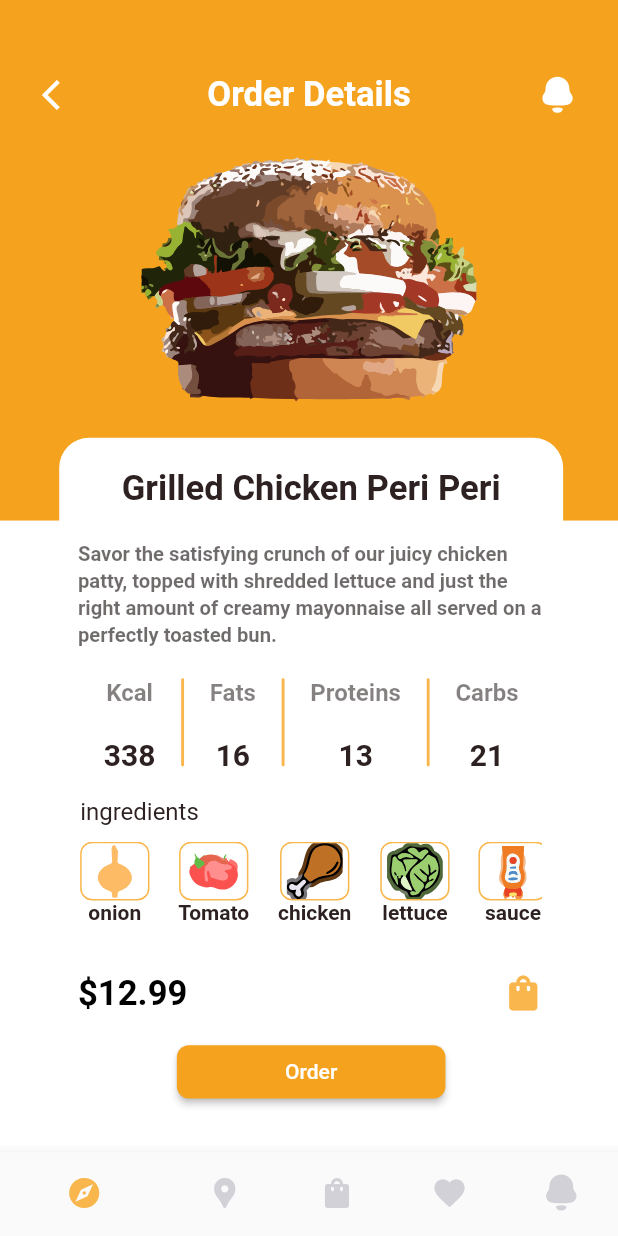
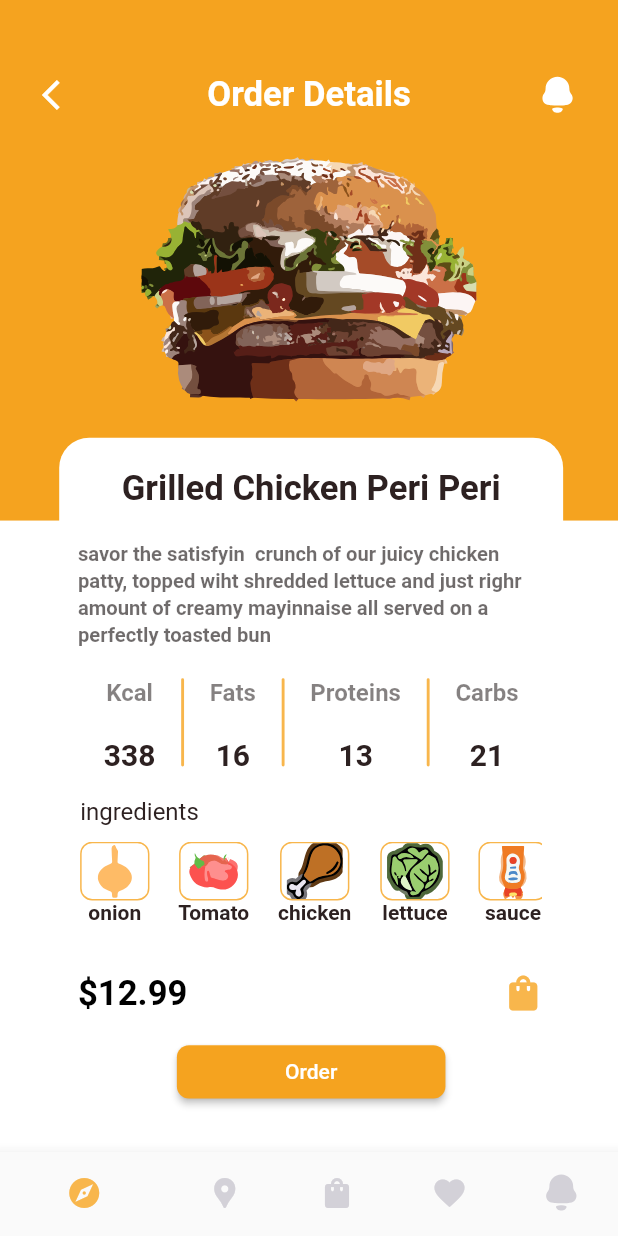
Before and after one commit to Gaith-Kozali/foodies, a Flutter app: the HomeScreen screen opened by its route, on a phone screen of 412 x 824 dp. Run offline on Flutter 3.47's test engine with Material 2 defaults, Android fonts, the phone set to English and light mode, and no system bars; our stand-ins replace bloc, flutter_bloc, flutter_screenutil, flutter_svg.

Commit message:
last last upload

```diff
--- a/lib/features/feature_home/entities/food.dart
+++ b/lib/features/feature_home/entities/food.dart
@@ -12,7 +12,7 @@ class Food {
   String picture;
   String name;
   String description;
-  CaloriesInfo caloriesInfo;
-  Containment containment;
+  List <CaloriesInfo> caloriesInfo;
+ List<Containment> containment;
   String price;
 }
--- a/lib/features/feature_home/presentation/screens/home_screen.dart
+++ b/lib/features/feature_home/presentation/screens/home_screen.dart
@@ -5,8 +5,8 @@ import 'cart_screen.dart';
 import 'order_details_screen.dart';
 
 class HomeScreen extends StatefulWidget {
-   HomeScreen({Key? key}) : super(key: key);
- static const String route = "HomeScreen";
+  HomeScreen({Key? key}) : super(key: key);
+  static const String route = "HomeScreen";
 
   @override
   State<HomeScreen> createState() => _HomeScreenState();
@@ -16,8 +16,8 @@ class _HomeScreenState extends State<HomeScreen> {
   int currentPage = 0;
   List<Widget> bodies = const [
     OrderDetailsScreen(),
+    OrderDetailsScreen(),
     CartScreen(),
-    OrderDetailsScreen(),
     CartScreen(),
     CartScreen()
   ];
--- a/lib/features/feature_home/presentation/screens/order_details_screen.dart
+++ b/lib/features/feature_home/presentation/screens/order_details_screen.dart
@@ -1,6 +1,7 @@
 import 'package:flutter/material.dart';
-import 'package:flutter_svg/flutter_svg.dart';
-import 'package:foodies/core/external_colors.dart';
+import 'package:foodies/features/feature_home/entities/calories_info.dart';
+import 'package:foodies/features/feature_home/entities/food.dart';
+import '../../entities/containment.dart';
 import '../widgets/order/order_appbar.dart';
 import '../widgets/order/order_body.dart';
 
@@ -9,6 +10,28 @@ class OrderDetailsScreen extends StatelessWidget {
 
   @override
   Widget build(BuildContext context) {
+    Food food = Food(
+        picture: "asset/images/humberger.svg",
+        name: "Grilled Chicken Peri Peri",
+        description:
+            "savor the satisfyin  crunch of our juicy chicken patty, topped wiht shredded lettuce and just righr amount of creamy "
+            "mayinnaise all served on a perfectly toasted bun ",
+        caloriesInfo: [
+          CaloriesInfo(title: "Kcal", calories: "338"),
+          CaloriesInfo(title: "Fats", calories: "16"),
+          CaloriesInfo(title: "Proteins", calories: "13"),
+          CaloriesInfo(title: "Carbs", calories: "21")
+        ],
+        containment: [
+          Containment(name: "onion", picture: "asset/containment/onion.svg"),
+          Containment(name: "Tomato", picture: "asset/containment/tomato.svg"),
+          Containment(
+              name: "chicken", picture: "asset/containment/chicken.svg"),
+          Containment(
+              name: "lettuce", picture: "asset/containment/lettuce.svg"),
+          Containment(name: "sauce", picture: "asset/containment/sauce.svg")
+        ],
+        price: '\$12.99');
     return Scaffold(
       body: Stack(
         children: [
@@ -17,8 +40,10 @@ class OrderDetailsScreen extends StatelessWidget {
             height: double.infinity,
             width: double.infinity,
           ),
-          const OrderAppBar(),
-          const OrderBody()
+          OrderAppBar(
+            picture: food.picture,
+          ),
+          OrderBody(food: food)
         ],
       ),
     );
--- a/lib/features/feature_home/presentation/widgets/order/details_widget.dart
+++ b/lib/features/feature_home/presentation/widgets/order/details_widget.dart
@@ -5,19 +5,17 @@ import '../../../../../core/external_colors.dart';
 import '../../../entities/calories_info.dart';
 
 class DetailsWidget extends StatelessWidget {
-  const DetailsWidget({Key? key}) : super(key: key);
-
+  DetailsWidget({Key? key, required this.caloriesInfo}) : super(key: key);
+  List<CaloriesInfo> caloriesInfo;
   @override
   Widget build(BuildContext context) {
-    return  SizedBox(
+    return SizedBox(
       height: 66.h,
       width: 323.w,
       child: Row(
         mainAxisAlignment: MainAxisAlignment.spaceEvenly,
         children: [
-          CaloriesInfoWidget(
-              information:
-              CaloriesInfo(title: "Kcal", calories: "338")),
+          CaloriesInfoWidget(information: caloriesInfo.elementAt(0)),
           Container(
             width: 2.w,
             height: 66.h,
@@ -27,9 +25,7 @@ class DetailsWidget extends StatelessWidget {
                   borderRadius: BorderRadius.circular(8)),
             ),
           ),
-          CaloriesInfoWidget(
-              information:
-              CaloriesInfo(title: "Fats", calories: "16")),
+          CaloriesInfoWidget(information: caloriesInfo.elementAt(1)),
           Container(
             width: 2.w,
             height: 66.h,
@@ -39,9 +35,7 @@ class DetailsWidget extends StatelessWidget {
                   borderRadius: BorderRadius.circular(8)),
             ),
           ),
-          CaloriesInfoWidget(
-              information:
-              CaloriesInfo(title: "Proteins", calories: "13")),
+          CaloriesInfoWidget(information: caloriesInfo.elementAt(2)),
           Container(
             width: 2.w,
             height: 66.h,
@@ -51,9 +45,7 @@ class DetailsWidget extends StatelessWidget {
                   borderRadius: BorderRadius.circular(8)),
             ),
           ),
-          CaloriesInfoWidget(
-              information:
-              CaloriesInfo(title: "Carbs", calories: "21")),
+          CaloriesInfoWidget(information: caloriesInfo.elementAt(3)),
         ],
       ),
     );
--- a/lib/features/feature_home/presentation/widgets/order/order_appbar.dart
+++ b/lib/features/feature_home/presentation/widgets/order/order_appbar.dart
@@ -4,8 +4,8 @@ import 'package:flutter_svg/svg.dart';
 import '../../../../../core/external_colors.dart';
 
 class OrderAppBar extends StatelessWidget {
-  const OrderAppBar({Key? key}) : super(key: key);
-
+  OrderAppBar({Key? key, required this.picture}) : super(key: key);
+  String picture;
   @override
   Widget build(BuildContext context) {
     return Stack(
@@ -16,10 +16,11 @@ class OrderAppBar extends StatelessWidget {
           right: 90,
           top: 91.h,
           child: SvgPicture.asset(
-              "asset/images/humberger.svg",
+            picture,
             width: 251.w,
             height: 228.h,
-            ),),
+          ),
+        ),
         Positioned(
             top: 44.h,
             left: 16,
--- a/lib/features/feature_home/presentation/widgets/order/order_body.dart
+++ b/lib/features/feature_home/presentation/widgets/order/order_body.dart
@@ -2,12 +2,13 @@ import 'package:flutter/material.dart';
 import 'package:flutter_screenutil/flutter_screenutil.dart';
 import '../../../../../core/external_colors.dart';
 import '../../../entities/containment.dart';
+import '../../../entities/food.dart';
 import 'containment_widget.dart';
 import 'details_widget.dart';
 
 class OrderBody extends StatelessWidget {
-  const OrderBody({Key? key}) : super(key: key);
-
+   OrderBody({Key? key,required this.food}) : super(key: key);
+Food food;
   @override
   Widget build(BuildContext context) {
     return Positioned(
@@ -28,7 +29,7 @@ class OrderBody extends StatelessWidget {
           mainAxisAlignment: MainAxisAlignment.spaceEvenly,
           children: [
             Text(
-              'Grilled Chicken Peri Peri',
+              food.name,
               style: TextStyle(
                 color: const Color(0xFF2D2121),
                 fontSize: 24.sp,
@@ -36,7 +37,7 @@ class OrderBody extends StatelessWidget {
               ),
             ),
             Text(
-              'Savor the satisfying crunch of our juicy chicken patty, topped with shredded lettuce and just the right amount of creamy mayonnaise all served on a perfectly toasted bun.',
+              food.description,
               style: TextStyle(
                 color: const Color(0xA5201A1A),
                 fontSize: 14.sp,
@@ -44,27 +45,15 @@ class OrderBody extends StatelessWidget {
                 height: 1.3,
               ),
             ),
-            const DetailsWidget(),
+             DetailsWidget(caloriesInfo: food.caloriesInfo),
             ContainmentWidget(
-              containment: [
-                Containment(
-                    name: "onion", picture: "asset/containment/onion.svg"),
-                Containment(
-                    name: "Tomato", picture: "asset/containment/tomato.svg"),
-                Containment(
-                    name: "chicken",
-                    picture: "asset/containment/chicken.svg"),
-                Containment(
-                    name: "lettuce", picture: "asset/containment/lettuce.svg"),
-                Containment(
-                    name: "sauce", picture: "asset/containment/sauce.svg")
-              ],
+              containment: food.containment,
             ),
             Row(
               mainAxisAlignment: MainAxisAlignment.spaceBetween,
               children: [
                 Text(
-                  '\$12.99',
+                  food.price,
                   style: TextStyle(
                     color: Colors.black,
                     fontSize: 24.sp,
```
Lines whose indentation alone changed are shown as unchanged.
